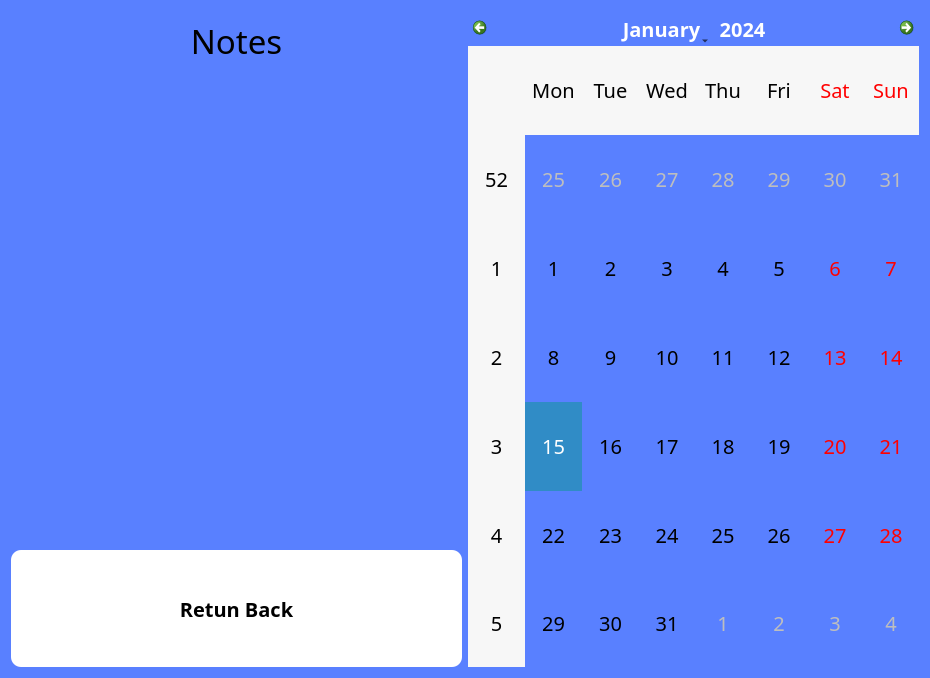
First picture: the form in DailyQuarantineApp/DailyQuarantineApp/MainWindowApp.ui, repository brasilnike/DNC, before the edit.
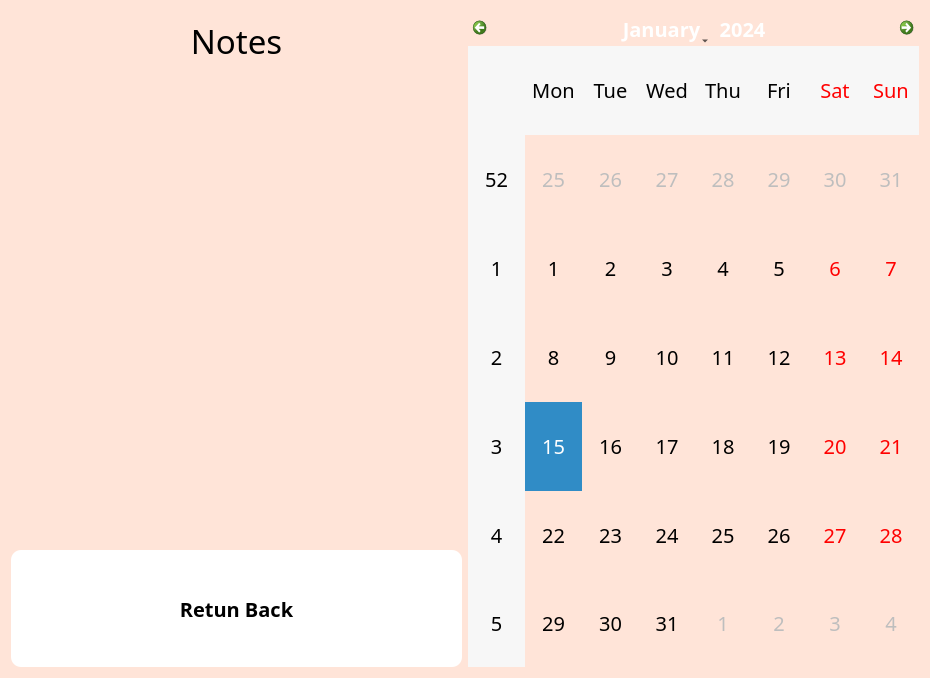
Second picture: the form after the edit. The open tabs and pages were chosen to show the change. Icons and pictures are not drawn.

Diff of the .ui file:
```diff
--- a/DailyQuarantineApp/DailyQuarantineApp/MainWindowApp.ui
+++ b/DailyQuarantineApp/DailyQuarantineApp/MainWindowApp.ui
@@ -510,7 +510,7 @@
      </widget>
      <widget class="QWidget" name="CalendarPage">
       <property name="styleSheet">
-       <string notr="true">background-color: rgb(89, 128, 255);</string>
+       <string notr="true">background-color: rgb(255, 228, 216);</string>
       </property>
       <layout class="QGridLayout" name="gridLayout_4">
        <item row="0" column="0" rowspan="4">
@@ -595,9 +595,9 @@
             <colorrole role="Button">
              <brush brushstyle="SolidPattern">
               <color alpha="255">
-               <red>89</red>
-               <green>128</green>
-               <blue>255</blue>
+               <red>255</red>
+               <green>228</green>
+               <blue>216</blue>
               </color>
              </brush>
             </colorrole>
@@ -640,18 +640,18 @@
             <colorrole role="Base">
              <brush brushstyle="SolidPattern">
               <color alpha="255">
-               <red>89</red>
-               <green>128</green>
-               <blue>255</blue>
+               <red>255</red>
+               <green>228</green>
+               <blue>216</blue>
               </color>
              </brush>
             </colorrole>
             <colorrole role="Window">
              <brush brushstyle="SolidPattern">
               <color alpha="255">
-               <red>89</red>
-               <green>128</green>
-               <blue>255</blue>
+               <red>255</red>
+               <green>228</green>
+               <blue>216</blue>
               </color>
              </brush>
             </colorrole>
@@ -678,9 +678,9 @@
             <colorrole role="Button">
              <brush brushstyle="SolidPattern">
               <color alpha="255">
-               <red>89</red>
-               <green>128</green>
-               <blue>255</blue>
+               <red>255</red>
+               <green>228</green>
+               <blue>216</blue>
               </color>
              </brush>
             </colorrole>
@@ -723,18 +723,18 @@
             <colorrole role="Base">
              <brush brushstyle="SolidPattern">
               <color alpha="255">
-               <red>89</red>
-               <green>128</green>
-               <blue>255</blue>
+               <red>255</red>
+               <green>228</green>
+               <blue>216</blue>
               </color>
              </brush>
             </colorrole>
             <colorrole role="Window">
              <brush brushstyle="SolidPattern">
               <color alpha="255">
-               <red>89</red>
-               <green>128</green>
-               <blue>255</blue>
+               <red>255</red>
+               <green>228</green>
+               <blue>216</blue>
               </color>
              </brush>
             </colorrole>
@@ -761,9 +761,9 @@
             <colorrole role="Button">
              <brush brushstyle="SolidPattern">
               <color alpha="255">
-               <red>89</red>
-               <green>128</green>
-               <blue>255</blue>
+               <red>255</red>
+               <green>228</green>
+               <blue>216</blue>
               </color>
              </brush>
             </colorrole>
@@ -806,18 +806,18 @@
             <colorrole role="Base">
              <brush brushstyle="SolidPattern">
               <color alpha="255">
-               <red>89</red>
-               <green>128</green>
-               <blue>255</blue>
+               <red>255</red>
+               <green>228</green>
+               <blue>216</blue>
               </color>
              </brush>
             </colorrole>
             <colorrole role="Window">
              <brush brushstyle="SolidPattern">
               <color alpha="255">
-               <red>89</red>
-               <green>128</green>
-               <blue>255</blue>
+               <red>255</red>
+               <green>228</green>
+               <blue>216</blue>
               </color>
              </brush>
             </colorrole>
```
Left out of the diff: 47 changed lines with no effect on the pictures.
